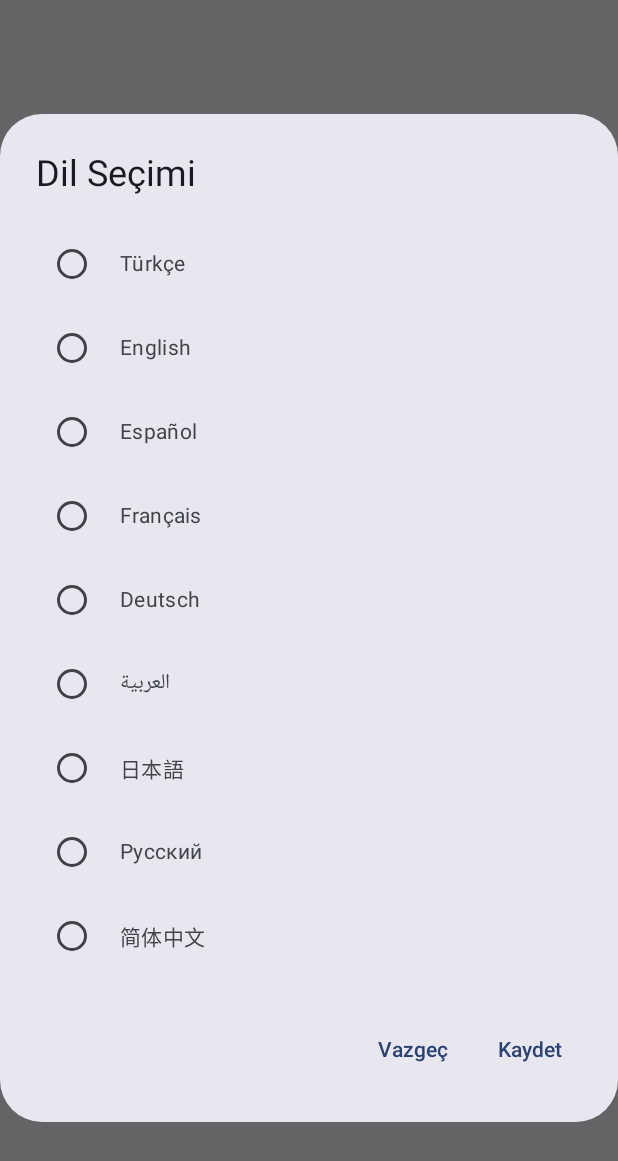
After one commit to Gulcinozkan/GulcinMobile_APP, an Android app built with Jetpack Compose: the composable SettingsDialog called with empty values, on a phone screen of 412 x 824 dp. The commit adds this screen. Shown: the top 1161 px of the screen. Run offline under Robolectric (Android 15) with nearby library versions, the phone set to English and light mode, and no system bars.

Commit message:
Uygulamanın son hali

```diff
--- /dev/null
+++ b/app/src/main/java/com/example/gulcinmobile/TranslationRequest.kt
@@ -0,0 +1,5 @@
+package com.example.gulcinmobile.model
+
+data class TranslationRequest(
+    val Text: String
+)
--- a/app/src/main/java/model/MicrosoftTranslateResponse.kt
+++ b/app/src/main/java/model/MicrosoftTranslateResponse.kt
@@ -8,5 +8,3 @@ data class MicrosoftTranslation(
 data class MicrosoftTranslateResponse(
     val translations: List<MicrosoftTranslation>
 )
-
-data class TranslationRequest(val Text: String)
--- /dev/null
+++ b/app/src/main/java/ui/components/SettingsDialog.kt
@@ -0,0 +1,62 @@
+package com.example.gulcinmobile.ui.components
+
+import androidx.compose.foundation.layout.*
+import androidx.compose.material3.*
+import androidx.compose.runtime.*
+import androidx.compose.ui.Modifier
+import androidx.compose.ui.unit.dp
+
+@Composable
+fun SettingsDialog(
+    currentLanguage: String,
+    onDismiss: () -> Unit,
+    onSave: (String) -> Unit
+) {
+    val languages = mapOf(
+        "tr" to "Türkçe",
+        "en" to "English",
+        "es" to "Español",
+        "fr" to "Français",
+        "de" to "Deutsch",
+        "ar" to "العربية",
+        "ja" to "日本語",
+        "ru" to "Русский",
+        "zh-Hans" to "简体中文"
+    )
+
+    var selectedLang by remember { mutableStateOf(currentLanguage) }
+
+    AlertDialog(
+        onDismissRequest = { onDismiss() },
+        confirmButton = {
+            TextButton(onClick = { onSave(selectedLang) }) {
+                Text("Kaydet")
+            }
+        },
+        dismissButton = {
+            TextButton(onClick = { onDismiss() }) {
+                Text("Vazgeç")
+            }
+        },
+        title = { Text("Dil Seçimi") },
+        text = {
+            Column {
+                languages.forEach { (code, name) ->
+                    Row(
+                        verticalAlignment = androidx.compose.ui.Alignment.CenterVertically,
+                        modifier = Modifier
+                            .fillMaxWidth()
+                            .padding(vertical = 4.dp)
+                    ) {
+                        RadioButton(
+                            selected = selectedLang == code,
+                            onClick = { selectedLang = code }
+                        )
+                        Spacer(modifier = Modifier.width(8.dp))
+                        Text(text = name)
+                    }
+                }
+            }
+        }
+    )
+}
```
Also changed, not shown: app/build.gradle.kts (+8 -7 lines), app/src/main/java/com/example/gulcinmobile/MainActivity.kt (+78 -26 lines), app/src/main/java/com/example/gulcinmobile/MicrosoftTranslationModels.kt (added, +10 -0 lines), app/src/main/java/datastore/DataStoreManager.kt (added, +28 -0 lines), app/src/main/java/network/MicrosoftTranslateService.kt (+9 -20 lines), app/src/main/java/ui/components/NewsCard.kt (added, +30 -0 lines), app/src/main/java/viewmodel/NewsViewModel.kt (+41 -16 lines).
